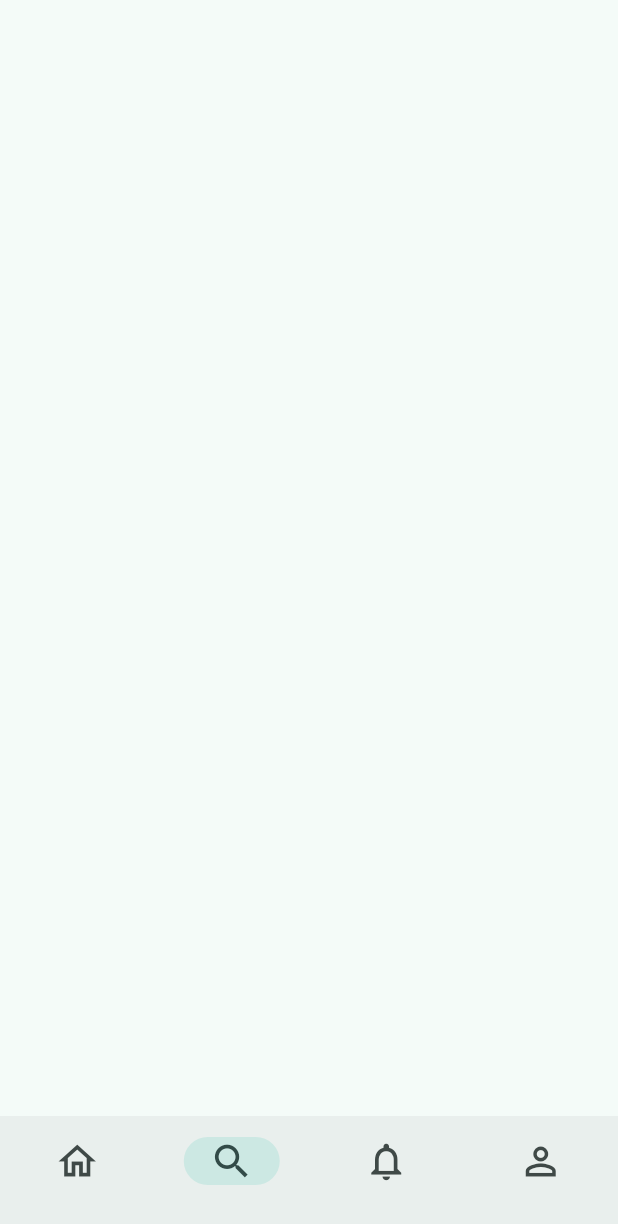
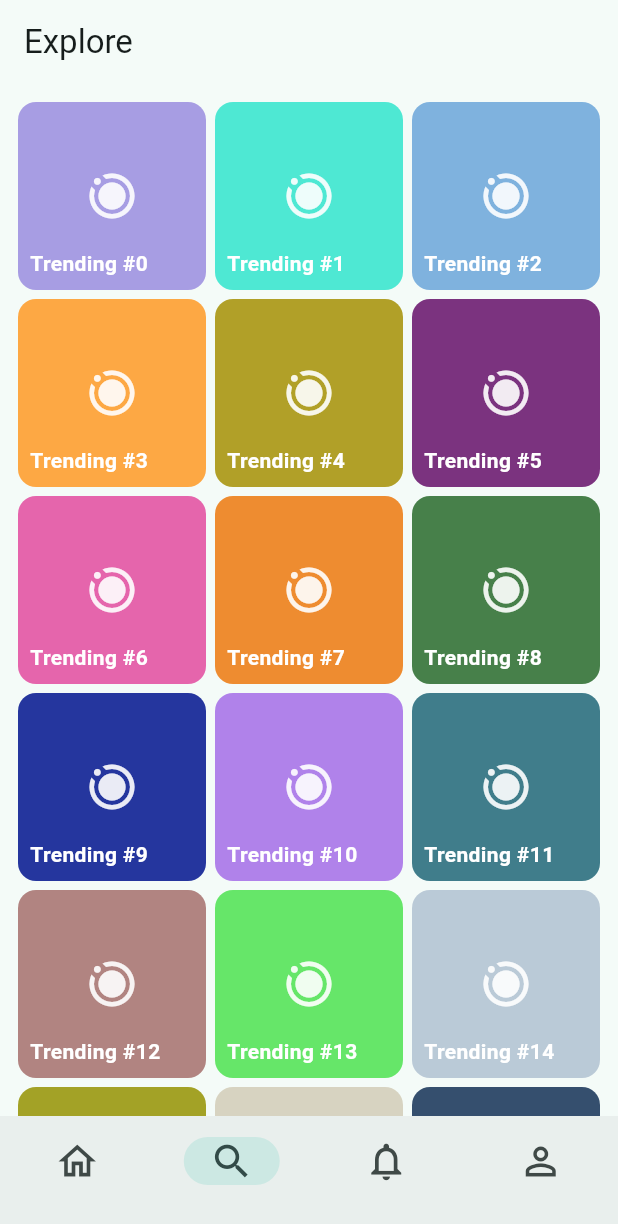
Before and after one commit to JzTheBvckster/my_block, a Flutter app: the screen it shows once a user with an empty profile is signed in, item 2 of the bottom bar chosen, on a phone screen of 412 x 824 dp. Shown: the top 1224 px of the screen. Run offline on Flutter 3.47's test engine with Material 3 defaults, Android fonts, the phone set to English and light mode, and no system bars; our stand-ins replace cloud_firestore, firebase_auth, firebase_core; accounts and stored records are empty.

Commit message:
Add Explore feature with paginated items and trending tiles

```diff
--- a/lib/app.dart
+++ b/lib/app.dart
@@ -2,6 +2,7 @@ import 'package:flutter/material.dart';
 
 import 'features/feed/presentation/feed_page.dart';
 import 'features/profile/presentation/profile_page.dart';
+import 'features/explore/presentation/explore_page.dart';
 
 class AppShell extends StatefulWidget {
   const AppShell({super.key});
@@ -20,7 +21,7 @@ class _AppShellState extends State<AppShell> {
         index: _index,
         children: const [
           FeedPage(),
-          SizedBox(), // TODO: Explore/Search page
+          ExplorePage(),
           SizedBox(), // TODO: Notifications page
           ProfilePage(),
         ],
--- /dev/null
+++ b/lib/features/explore/data/explore_repository.dart
@@ -0,0 +1,21 @@
+import 'dart:math';
+
+class ExploreRepository {
+  ExploreRepository();
+
+  Future<List<Map<String, dynamic>>> fetchPaginatedItems({
+    String? lastId,
+    int limit = 18,
+  }) async {
+    await Future.delayed(const Duration(milliseconds: 250));
+    final rng = Random(42);
+    return List.generate(limit, (i) {
+      final id = lastId == null ? i : i + 1;
+      return {
+        'id': 'item_$id',
+        'title': 'Trending #$id',
+        'color': 0xFF000000 | rng.nextInt(0x00FFFFFF),
+      };
+    });
+  }
+}
--- /dev/null
+++ b/lib/features/explore/presentation/explore_page.dart
@@ -0,0 +1,96 @@
+import 'package:flutter/material.dart';
+
+import '../data/explore_repository.dart';
+import 'widgets/trending_tile.dart';
+
+class ExplorePage extends StatefulWidget {
+  const ExplorePage({super.key});
+
+  @override
+  State<ExplorePage> createState() => _ExplorePageState();
+}
+
+class _ExplorePageState extends State<ExplorePage> {
+  final _repo = ExploreRepository();
+  final _items = <Map<String, dynamic>>[];
+  bool _loading = false;
+  bool _end = false;
+
+  @override
+  void initState() {
+    super.initState();
+    _loadMore();
+  }
+
+  Future<void> _loadMore() async {
+    if (_loading || _end) return;
+    setState(() => _loading = true);
+    final next = await _repo.fetchPaginatedItems(limit: 18);
+    if (mounted) {
+      setState(() {
+        _items.addAll(next);
+        _loading = false;
+        if (next.isEmpty) _end = true;
+      });
+    }
+  }
+
+  @override
+  Widget build(BuildContext context) {
+    final colorScheme = Theme.of(context).colorScheme;
+    return Scaffold(
+      appBar: AppBar(
+        backgroundColor: colorScheme.surface,
+        surfaceTintColor: Colors.transparent,
+        scrolledUnderElevation: 0,
+        elevation: 0,
+        title: const Text('Explore'),
+      ),
+      body: NotificationListener<ScrollNotification>(
+        onNotification: (n) {
+          if (n.metrics.pixels >= n.metrics.maxScrollExtent - 400) {
+            _loadMore();
+          }
+          return false;
+        },
+        child: CustomScrollView(
+          slivers: [
+            SliverPadding(
+              padding: const EdgeInsets.all(12),
+              sliver: SliverGrid(
+                gridDelegate: const SliverGridDelegateWithFixedCrossAxisCount(
+                  crossAxisCount: 3,
+                  mainAxisSpacing: 6,
+                  crossAxisSpacing: 6,
+                  childAspectRatio: 1,
+                ),
+                delegate: SliverChildBuilderDelegate((context, index) {
+                  if (index >= _items.length) return const SizedBox();
+                  final m = _items[index];
+                  return TrendingTile(
+                    title: m['title'] as String,
+                    color: Color(m['color'] as int),
+                  );
+                }, childCount: _items.length),
+              ),
+            ),
+            if (_loading)
+              const SliverToBoxAdapter(
+                child: Padding(
+                  padding: EdgeInsets.all(16.0),
+                  child: Center(child: CircularProgressIndicator()),
+                ),
+              ),
+            if (_end && _items.isEmpty)
+              const SliverToBoxAdapter(
+                child: Padding(
+                  padding: EdgeInsets.all(24.0),
+                  child: Center(child: Text('No trending items yet')),
+                ),
+              ),
+          ],
+        ),
+      ),
+    );
+  }
+}
--- /dev/null
+++ b/lib/features/explore/presentation/widgets/trending_tile.dart
@@ -0,0 +1,45 @@
+import 'package:flutter/material.dart';
+
+class TrendingTile extends StatelessWidget {
+  final String title;
+  final Color color;
+  const TrendingTile({super.key, required this.title, required this.color});
+
+  @override
+  Widget build(BuildContext context) {
+    return ClipRRect(
+      borderRadius: BorderRadius.circular(12),
+      child: Container(
+        color: color.withOpacity(0.85),
+        child: Stack(
+          fit: StackFit.expand,
+          children: [
+            Align(
+              alignment: Alignment.center,
+              child: Icon(
+                Icons.motion_photos_on,
+                size: 36,
+                color: Colors.white.withOpacity(0.9),
+              ),
+            ),
+            Align(
+              alignment: Alignment.bottomLeft,
+              child: Padding(
+                padding: const EdgeInsets.all(8.0),
+                child: Text(
+                  title,
+                  maxLines: 1,
+                  overflow: TextOverflow.ellipsis,
+                  style: const TextStyle(
+                    color: Colors.white,
+                    fontWeight: FontWeight.w600,
+                  ),
+                ),
+              ),
+            ),
+          ],
+        ),
+      ),
+    );
+  }
+}
```
